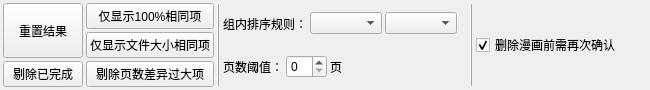
First picture: the form in components/widget_similar_result_filter/res/similar_result_filter.ui, repository PPJUST/ComicDup, before the edit.
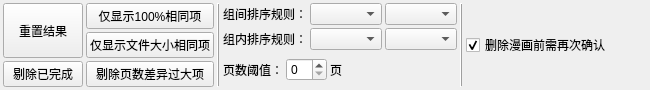
Second picture: the form after the edit.

Commit message: 新增：相似匹配结果的组间排序功能 优化：排序条件-综合评分

```diff
--- a/components/widget_similar_result_filter/res/similar_result_filter.ui
+++ b/components/widget_similar_result_filter/res/similar_result_filter.ui
@@ -112,7 +112,27 @@
       <number>3</number>
      </property>
      <item>
-      <layout class="QHBoxLayout" name="horizontalLayout" stretch="0,0,0,1">
+      <layout class="QHBoxLayout" name="horizontalLayout_4">
+       <property name="spacing">
+        <number>3</number>
+       </property>
+       <item>
+        <widget class="QLabel" name="label_6">
+         <property name="text">
+          <string>组间排序规则：</string>
+         </property>
+        </widget>
+       </item>
+       <item>
+        <widget class="QComboBox" name="comboBox_sort_key_between_group"/>
+       </item>
+       <item>
+        <widget class="QComboBox" name="comboBox_sort_direction_between_group"/>
+       </item>
+      </layout>
+     </item>
+     <item>
+      <layout class="QHBoxLayout" name="horizontalLayout" stretch="0,0,0">
        <property name="spacing">
         <number>3</number>
        </property>
@@ -134,14 +154,7 @@
         </widget>
        </item>
        <item>
-        <widget class="QComboBox" name="comboBox_sort_direction"/>
-       </item>
-       <item>
-        <widget class="QLabel" name="label_4">
-         <property name="text">
-          <string/>
-         </property>
-        </widget>
+        <widget class="QComboBox" name="comboBox_sort_direction_in_group"/>
        </item>
       </layout>
      </item>
```
Left out of the diff: 2 changed lines with no effect on the pictures. The commit also changes 11 other files.
